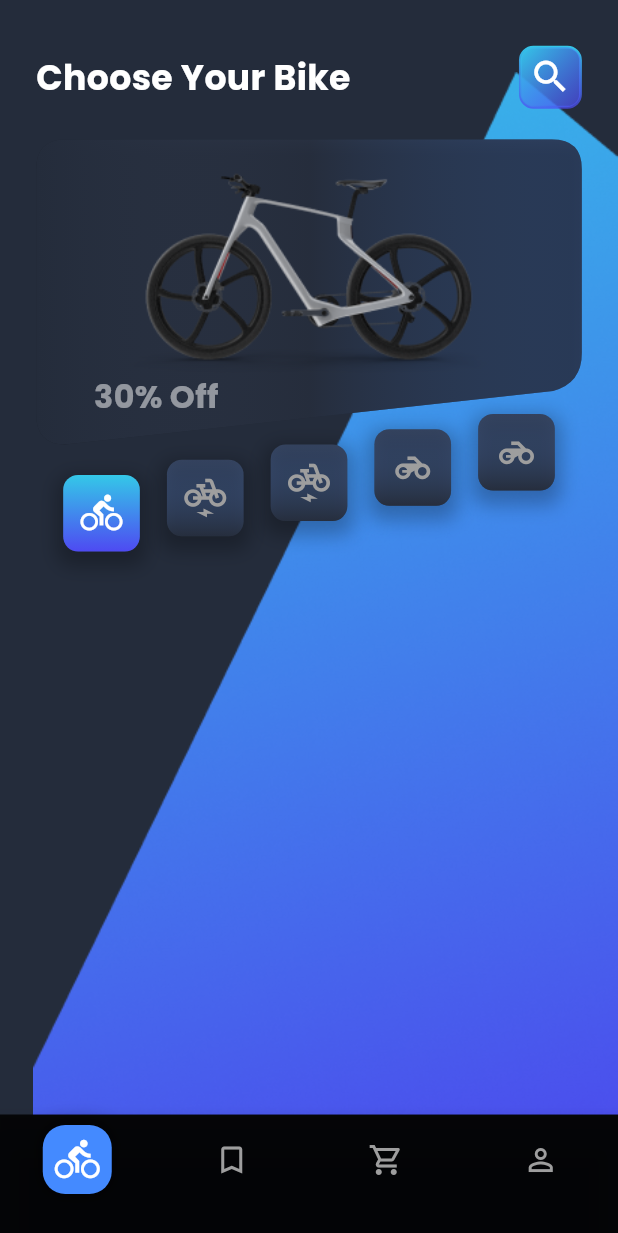
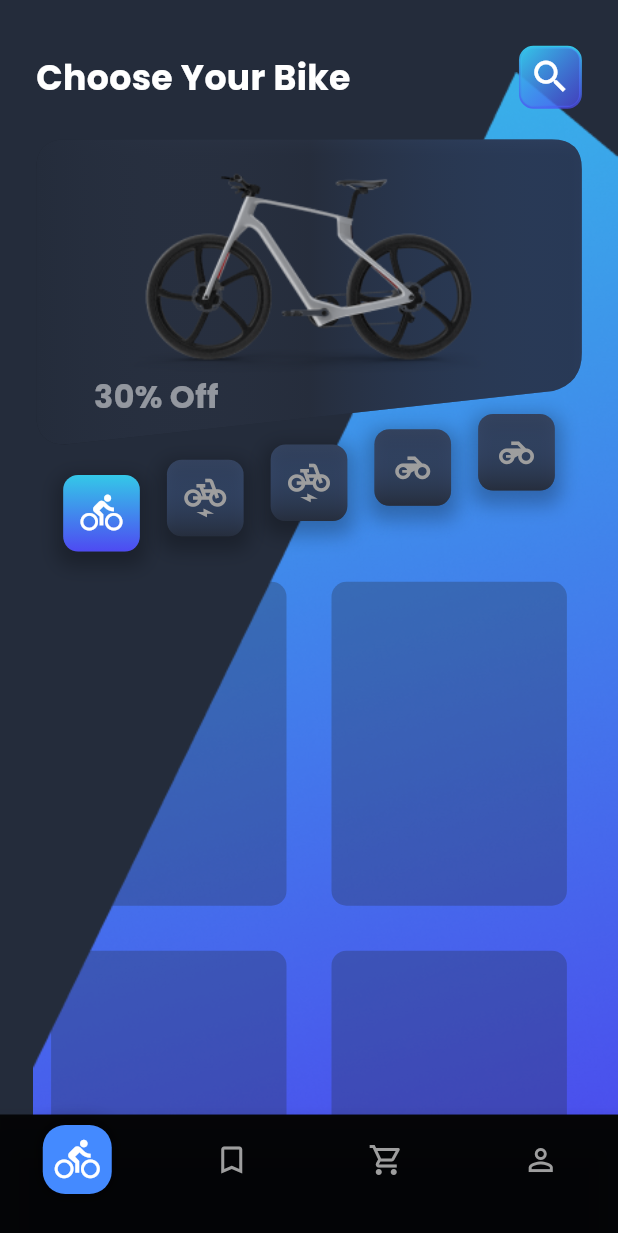
Before and after one commit to HibaChamkhi/Online-Bike-Shopping-App, a Flutter app: the BottomNavigationBarWidget screen opened directly with empty values, on a phone screen of 412 x 824 dp. Shown: the top 1233 px of the screen. Run offline on Flutter 3.47's test engine with Material 3 defaults, Android fonts, the phone set to English and light mode, and no system bars; our stand-ins replace bloc, dartz, equatable, flutter_bloc, flutter_screenutil, flutter_svg and 4 more; missing offline and left inert: flutter_3d_controller, flutter_swipe_button; accounts and stored records are empty.

Commit message:
adding the 3d image and the loading card for the product

```diff
--- a/lib/main.dart
+++ b/lib/main.dart
@@ -2,12 +2,11 @@ import 'package:flutter/material.dart';
 import 'package:flutter_screenutil/flutter_screenutil.dart';
 import 'package:online_bike_shopping_appuntitled/presentation/auth/widgets/discover_widget.dart';
 import 'package:online_bike_shopping_appuntitled/presentation/products/pages/home_page.dart';
-import 'package:online_bike_shopping_appuntitled/presentation/products/widgets/home_widget.dart';
 import 'package:supabase_flutter/supabase_flutter.dart';
 import 'injection.dart';
 
 
-
+var supabase = Supabase.instance.client;
 void main() async {
   WidgetsFlutterBinding.ensureInitialized();
   await configureDependencies();
@@ -21,15 +20,13 @@ void main() async {
     },
   ));
 }
-
 class MyApp extends StatelessWidget {
   const MyApp({super.key});
-
   @override
   Widget build(BuildContext context) {
-    return  MaterialApp(
+    return   MaterialApp(
       debugShowCheckedModeBanner: false,
-      home: HomePage(),
+      home:  (supabase.auth.currentSession != null) ? const HomePage()  : const DiscoverWidget(),
     );
   }
 }
--- a/lib/presentation/products/pages/home_page.dart
+++ b/lib/presentation/products/pages/home_page.dart
@@ -50,7 +50,7 @@ class _HomePageState extends State<HomePage> {
         },
         builder: (context, state) {
           print(state.products);
-          return   BottomNavigationBarWidget(products:state.products);
+          return   BottomNavigationBarWidget(products:state.products, loading: state.productStatus,);
         });
   }
 
--- a/lib/presentation/products/widgets/bottom_navigation_bar_widget.dart
+++ b/lib/presentation/products/widgets/bottom_navigation_bar_widget.dart
@@ -4,14 +4,15 @@ import 'package:online_bike_shopping_appuntitled/core/colors/colors.dart';
 import 'package:online_bike_shopping_appuntitled/core/colors/theme.dart';
 import 'package:online_bike_shopping_appuntitled/data/products/models/product_model.dart';
 import 'package:online_bike_shopping_appuntitled/presentation/products/widgets/settings.dart';
+import '../bloc/product_bloc.dart';
 import 'home_widget.dart';
 
 
 class BottomNavigationBarWidget extends StatefulWidget {
-  const BottomNavigationBarWidget({super.key, required this.products});
+  const BottomNavigationBarWidget({super.key, required this.products, required this.loading});
 
   final List<BikeModel> products;
-
+  final ProductStatus loading;
   @override
   State<BottomNavigationBarWidget> createState() => _BottomNavigationBarWidgetState();
 }
@@ -28,7 +29,7 @@ class _BottomNavigationBarWidgetState extends State<BottomNavigationBarWidget> {
   @override
   Widget build(BuildContext context) {
     final List<Widget> screens = [
-      HomeScreen(products:widget.products,),    // 0: Home Screen
+      HomeScreen(products:widget.products, loading: widget.loading,),    // 0: Home Screen
       RegisterScreen(), // 1: Register Screen
       ShoppingScreen(), // 2: Shopping Screen
       const SettingsScreen(), // 3: Settings Screen
--- a/lib/presentation/products/widgets/home_widget.dart
+++ b/lib/presentation/products/widgets/home_widget.dart
@@ -5,20 +5,24 @@ import 'package:online_bike_shopping_appuntitled/core/colors/colors.dart';
 import 'package:online_bike_shopping_appuntitled/data/products/models/product_model.dart';
 import 'package:online_bike_shopping_appuntitled/presentation/products/widgets/product_details.dart';
 
+import '../bloc/product_bloc.dart';
+
+
 class HomeScreen extends StatefulWidget {
   const HomeScreen({
     super.key,
     required this.products,
+    required this.loading,
   });
 
   final List<BikeModel> products;
+  final ProductStatus loading;
 
   @override
   State<HomeScreen> createState() => _HomeScreenState();
 }
 
 class _HomeScreenState extends State<HomeScreen> {
-  @override
   @override
   Widget build(BuildContext context) {
     return Center(
@@ -91,34 +95,62 @@ class _HomeScreenState extends State<HomeScreen> {
                       buildCategoryIcon(Icons.directions_bike, true),
                       Transform.translate(
                         offset: Offset(0, -10.h),
-                        // Move the second icon up by 10 pixels
                         child: buildCategoryIcon(Icons.electric_bike),
                       ),
                       Transform.translate(
                         offset: Offset(0, -20.h),
-                        // Move the third icon up by 20 pixels
                         child: buildCategoryIcon(Icons.electric_bike),
                       ),
                       Transform.translate(
                         offset: Offset(0, -30.h),
-                        // Move the fourth icon up by 30 pixels
                         child: buildCategoryIcon(Icons.motorcycle),
                       ),
                       Transform.translate(
                         offset: Offset(0, -40.h),
-                        // Move the fourth icon up by 30 pixels
                         child: buildCategoryIcon(Icons.motorcycle),
                       ),
                     ],
                   ),
                   SizedBox(height: 10.h),
-                  // Grid of Products
-                  GridView.builder(
+                  // Grid of Products or Loading Placeholders
+                  widget.loading == ProductStatus.loading ? buildLoadingGrid() : buildProductGrid(),
+                ],
+              ),
+            ),
+          ),
+        ],
+      ),
+    );
+  }
+
+  Widget buildLoadingGrid() {
+    return GridView.builder(
       shrinkWrap: true,
       physics: const NeverScrollableScrollPhysics(),
-                    // clipBehavior: Clip.none,
-                    gridDelegate:
-                    const SliverGridDelegateWithFixedCrossAxisCount(
+      gridDelegate: const SliverGridDelegateWithFixedCrossAxisCount(
+        crossAxisCount: 2,
+        crossAxisSpacing: 10,
+        mainAxisSpacing: 10,
+        childAspectRatio: 0.75,
+      ),
+      itemCount: 6, // Number of loading placeholders
+      itemBuilder: (context, index) {
+        return Container(
+          decoration: BoxDecoration(
+            color: AppConstants.ebonyClay.withOpacity(0.3),
+            borderRadius: BorderRadius.circular(10),
+          ),
+          margin: EdgeInsets.all(10),
+        );
+      },
+    );
+  }
+
+  Widget buildProductGrid() {
+    return GridView.builder(
+      shrinkWrap: true,
+      physics: const NeverScrollableScrollPhysics(),
+      gridDelegate: const SliverGridDelegateWithFixedCrossAxisCount(
         crossAxisCount: 2,
         crossAxisSpacing: 10,
         mainAxisSpacing: 10,
@@ -129,21 +161,15 @@ class _HomeScreenState extends State<HomeScreen> {
         if (index % 2 != 0) {
           return Transform.translate(
               offset: const Offset(0, -25),
-                            child: buildProductCard(
-                                context, widget.products[index]));
+              child: buildProductCard(context, widget.products[index]));
         }
         return buildProductCard(context, widget.products[index]);
       },
-                  ),
-                ],
-              ),
-            ),
-          ),
-        ],
-      ),
     );
   }
 }
+
+
 
 Widget buildDiscountCard() {
   return ClipPath(
--- a/pubspec.yaml
+++ b/pubspec.yaml
@@ -20,7 +20,8 @@ dependencies:
   build_runner: ^2.4.6
   smooth_page_indicator: ^1.2.0+3
   flutter_swipe_button: ^2.1.3
-  model_viewer_plus: ^1.8.0
+  flutter_3d_controller: ^1.3.1
+  shimmer: ^3.0.0
 
 dev_dependencies:
   flutter_test:
```
Also changed, not shown: lib/presentation/products/widgets/product_details.dart (+9 -40 lines), lib/presentation/products/widgets/settings.dart (+22 -14 lines), lib/presentation/products/widgets/shopping_cart.dart (+5 -5 lines), pubspec.lock, 3 other files. Lines whose indentation alone changed are shown as unchanged.
